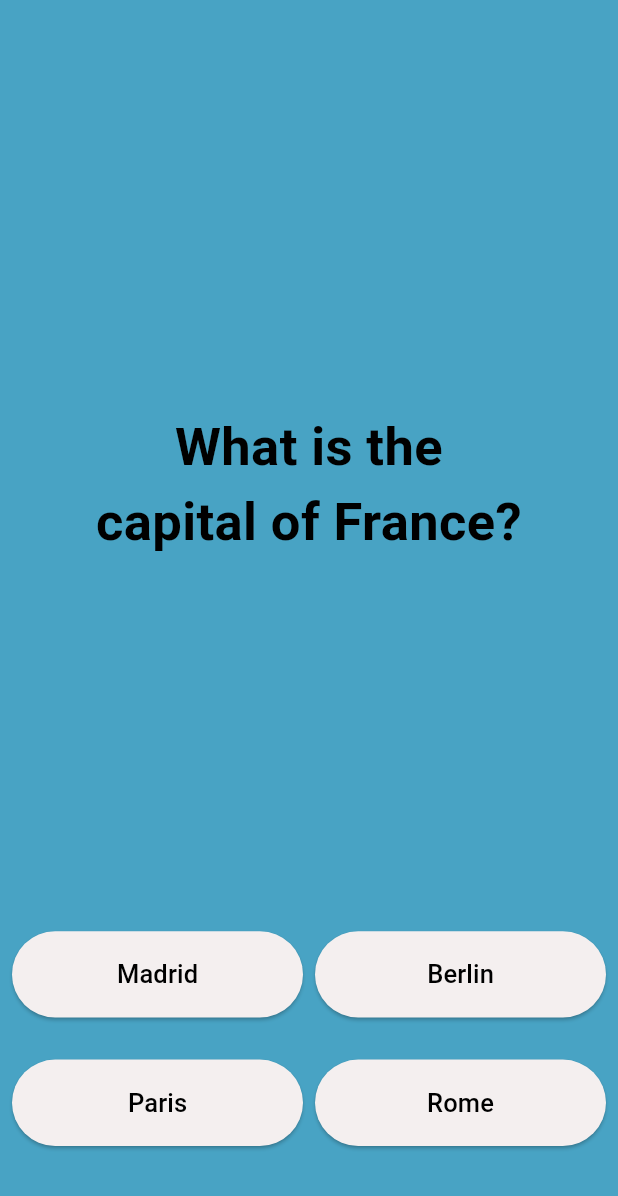
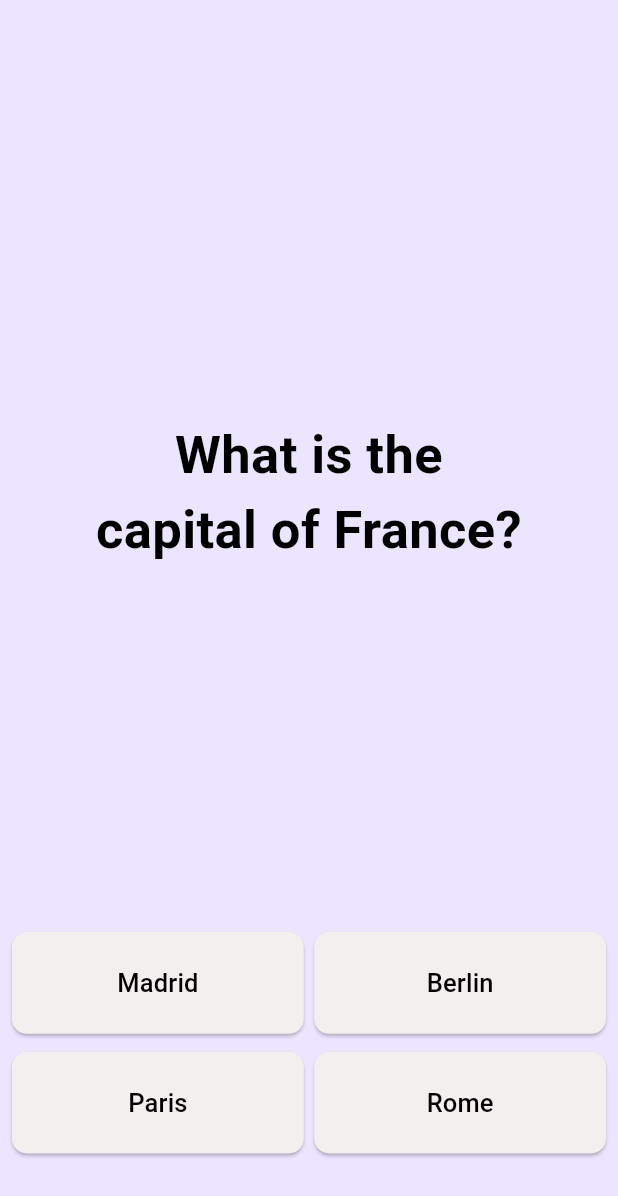
Before and after one commit to EuJinnLucaShow/flutter_application_quiz, a Flutter app: the screen it shows after launch, on a phone screen of 412 x 824 dp. Shown: the top 1196 px of the screen. Run offline on Flutter 3.47's test engine with Material 3 defaults, Android fonts, the phone set to English and light mode, and no system bars.

Commit message:
Store 2: Srtyles

```diff
--- a/lib/main.dart
+++ b/lib/main.dart
@@ -136,7 +136,7 @@ class QuizScreenState extends State<QuizScreen> {
   @override
   Widget build(BuildContext context) {
     return Scaffold(
-      backgroundColor: const Color.fromARGB(255, 72, 163, 196),
+      backgroundColor: const Color.fromARGB(226, 233, 226, 255),
       body: _currentQuestionIndex < questions.length
           ? QuizQuestion(
               question: questions[_currentQuestionIndex],
@@ -162,9 +162,6 @@ class QuizQuestion extends StatelessWidget {
 
   @override
   Widget build(BuildContext context) {
-    double buttonWidth = MediaQuery.of(context).size.width * 0.4;
-    double buttonHeight = MediaQuery.of(context).size.height * 0.08;
-
     return Column(
       mainAxisAlignment: MainAxisAlignment.end,
       children: [
@@ -188,18 +185,20 @@ class QuizQuestion extends StatelessWidget {
         GridView.count(
           crossAxisCount: 2,
           shrinkWrap: true,
-          childAspectRatio: (buttonWidth / buttonHeight),
+          childAspectRatio: (100 / 40),
           padding: const EdgeInsets.fromLTRB(8.0, 8.0, 8.0, 50),
-          mainAxisSpacing: 8.0,
-          crossAxisSpacing: 8.0,
+          mainAxisSpacing: 2.0,
+          crossAxisSpacing: 7.0,
           children: question['answers'].map<Widget>((answer) {
             return Padding(
-              padding: const EdgeInsets.symmetric(vertical: 10),
+              padding: const EdgeInsets.symmetric(vertical: 5),
               child: ElevatedButton(
                 onPressed: () => answerQuestion(answer['score']),
                 style: ElevatedButton.styleFrom(
                   backgroundColor: const Color.fromARGB(255, 244, 239, 239),
-                  fixedSize: Size(buttonWidth, buttonHeight),
+                  shape: RoundedRectangleBorder(
+                    borderRadius: BorderRadius.circular(10.0),
+                  ),
                 ),
                 child: Text(
                   answer['text'],
```
